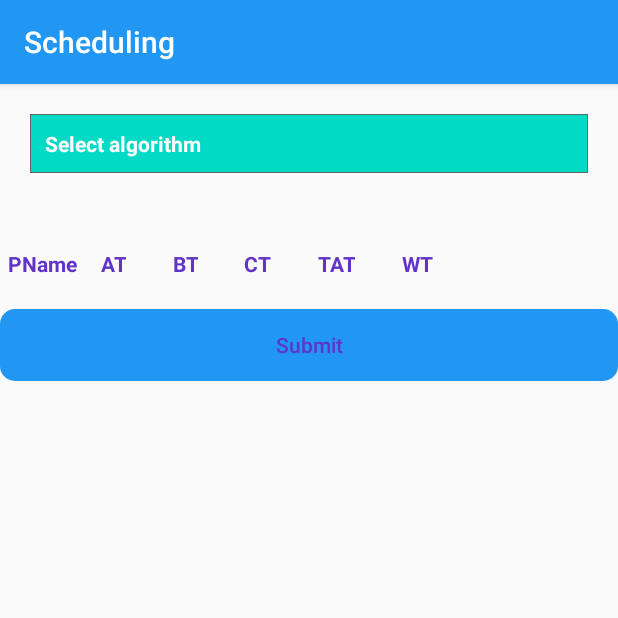
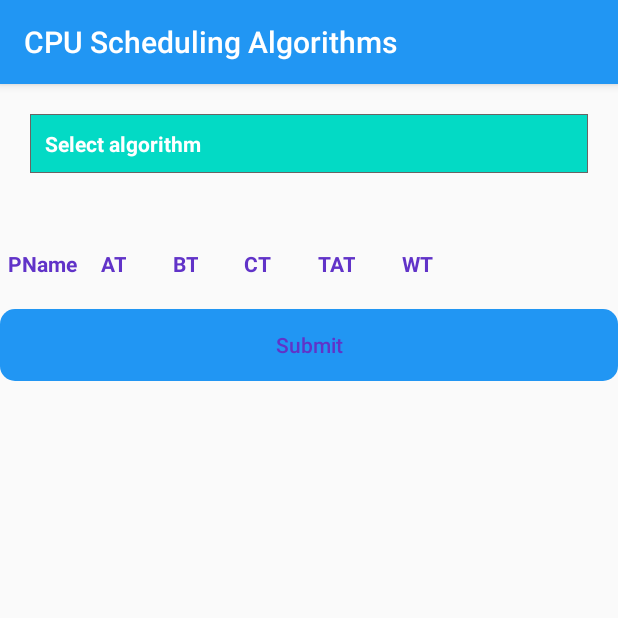
Before and after one commit to mudra16bhandari/CPU-Scheduling, an Android app: the screen it shows after launch (HomeActivity), after a tap on "Submit", on a phone screen of 412 x 824 dp, the top half of it. Run offline under Robolectric (Android 15) with nearby library versions, the phone set to English and light mode, and no system bars; 3 other taps on this screen came first.

Commit message:
CPU Scheduling App

```diff
--- a/app/src/main/java/com/example/scheduling/MainActivity.java
+++ b/app/src/main/java/com/example/scheduling/MainActivity.java
@@ -68,10 +68,8 @@ public class MainActivity extends AppCompatActivity implements View.OnClickListe
         add.setOnClickListener(new View.OnClickListener() {
             @Override
             public void onClick(View v) {
-                if (i < 5) {
                     addRow();
                     i++;
-                }
             }
         });
         delete.setOnClickListener(new View.OnClickListener() {
@@ -166,7 +164,7 @@ public class MainActivity extends AppCompatActivity implements View.OnClickListe
     }
 
     public void onBackPressed() {
-        finish();
+        finishAffinity();
     }
 
     private void includeIO() {
--- /dev/null
+++ b/app/src/main/java/com/example/scheduling/Splash.java
@@ -0,0 +1,23 @@
+package com.example.scheduling;
+
+import androidx.appcompat.app.AppCompatActivity;
+
+import android.content.Intent;
+import android.os.Bundle;
+import android.os.Handler;
+
+public class Splash extends AppCompatActivity {
+
+    @Override
+    protected void onCreate(Bundle savedInstanceState) {
+        super.onCreate(savedInstanceState);
+        setContentView(R.layout.activity_splash);
+        new Handler().postDelayed(new Runnable() {
+            @Override
+            public void run() {
+                Intent i = new Intent(Splash.this, MainActivity.class);
+                startActivity(i);
+            }
+        },  2000);
+    }
+}
--- a/app/src/main/res/layout/home_activity.xml
+++ b/app/src/main/res/layout/home_activity.xml
@@ -22,6 +22,16 @@
                 android:layout_height="wrap_content"
                 android:background="@drawable/algo_class_spinner" />
         </LinearLayout>
+        <Button
+            android:layout_width="wrap_content"
+            android:layout_height="wrap_content"
+            android:text="Change Time Quantum"
+            android:layout_margin="5dp"
+            android:layout_gravity="center"
+            android:id="@+id/change_tq"
+            android:textAlignment="center"
+            android:visibility="gone"
+            ></Button>
         <LinearLayout
             android:layout_width="match_parent"
             android:layout_height="wrap_content"
@@ -170,6 +180,7 @@
             android:layout_width="match_parent"
             android:layout_height="wrap_content"
             android:visibility="gone"
+            app:layout_constraintEnd_toEndOf="parent"
             app:layout_constraintTop_toBottomOf="@id/linearLayout">
         <TextView
             android:id="@+id/textView3"
@@ -183,9 +194,10 @@
             android:textStyle="bold"
             tools:layout_editor_absoluteX="8dp"
             tools:ignore="MissingConstraints" />
+
         <HorizontalScrollView
             android:id="@+id/cpu_queue_container"
-            android:layout_width="0dp"
+            android:layout_width="match_parent"
             android:layout_height="wrap_content"
             android:layout_margin="8dp"
             android:padding="5dp"
@@ -198,6 +210,7 @@
                 android:layout_width="wrap_content"
                 android:layout_height="wrap_content"
                 android:visibility="visible"
+                android:layout_marginEnd="10dp"
                 android:animateLayoutChanges="true"/>
         </HorizontalScrollView>
         </androidx.constraintlayout.widget.ConstraintLayout>
--- a/app/src/main/res/values/strings.xml
+++ b/app/src/main/res/values/strings.xml
@@ -1,3 +1,3 @@
 <resources>
-    <string name="app_name">Scheduling</string>
+    <string name="app_name">CPU Scheduling Algorithms</string>
 </resources>
```
Also changed, not shown: app/src/main/AndroidManifest.xml (+8 -4 lines), app/src/main/java/com/example/scheduling/HomeActivity.java (+30 -3 lines), app/src/main/java/com/example/scheduling/algorithms/RoundRobin.java (added, +72 -0 lines), app/src/main/res/layout/activity_splash.xml (added, +15 -0 lines), app/src/main/res/layout/sum_add.xml (+13 -12 lines), app/src/main/res/drawable/logo.png (added).
